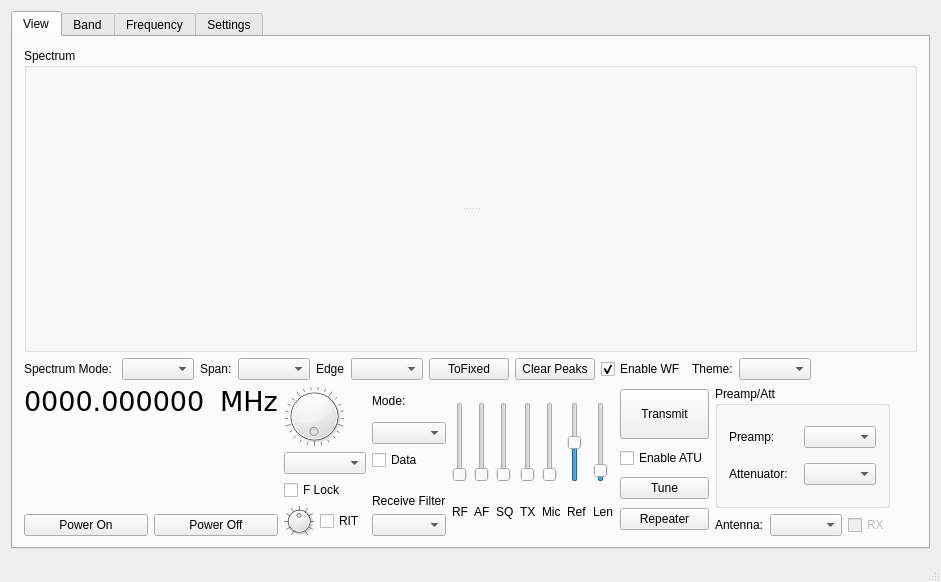
Old version of the form wfmain.ui in the repository adecarolis/wfweb.
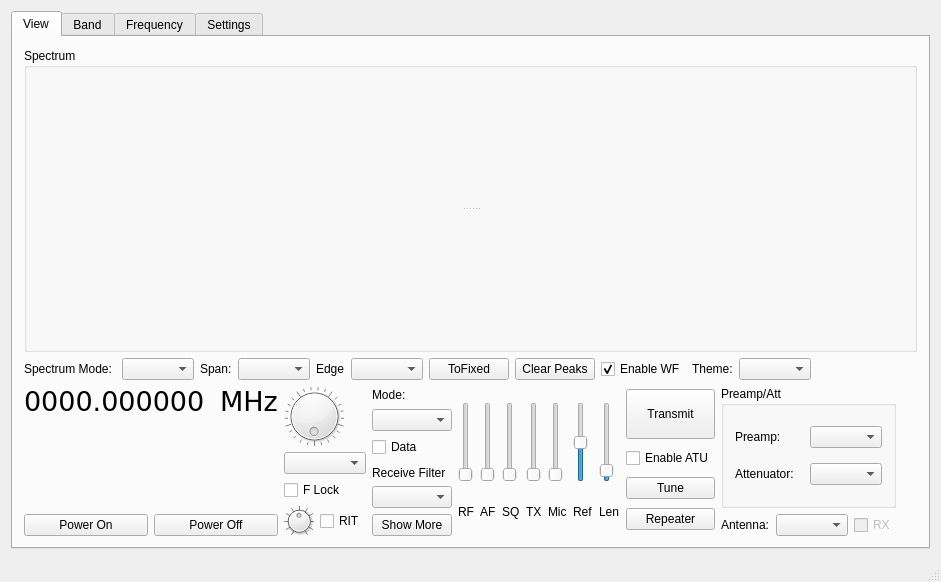
New version of the form. Custom widgets are drawn as their Qt base class.

Commit message: Changed IF/TPBF commands to be "unique priority" inserts. Added "more" button for extended transceiver controls.

What changed in the file:
```diff
--- a/wfmain.ui
+++ b/wfmain.ui
@@ -465,6 +465,16 @@
               </property>
              </widget>
             </item>
+            <item>
+             <widget class="QPushButton" name="moreControlsBtn">
+              <property name="toolTip">
+               <string>Show additional controls</string>
+              </property>
+              <property name="text">
+               <string>Show More</string>
+              </property>
+             </widget>
+            </item>
            </layout>
           </item>
           <item>
```
Left out of the diff: 6 changed lines with no effect on the pictures. The commit also changes 2 other files.
